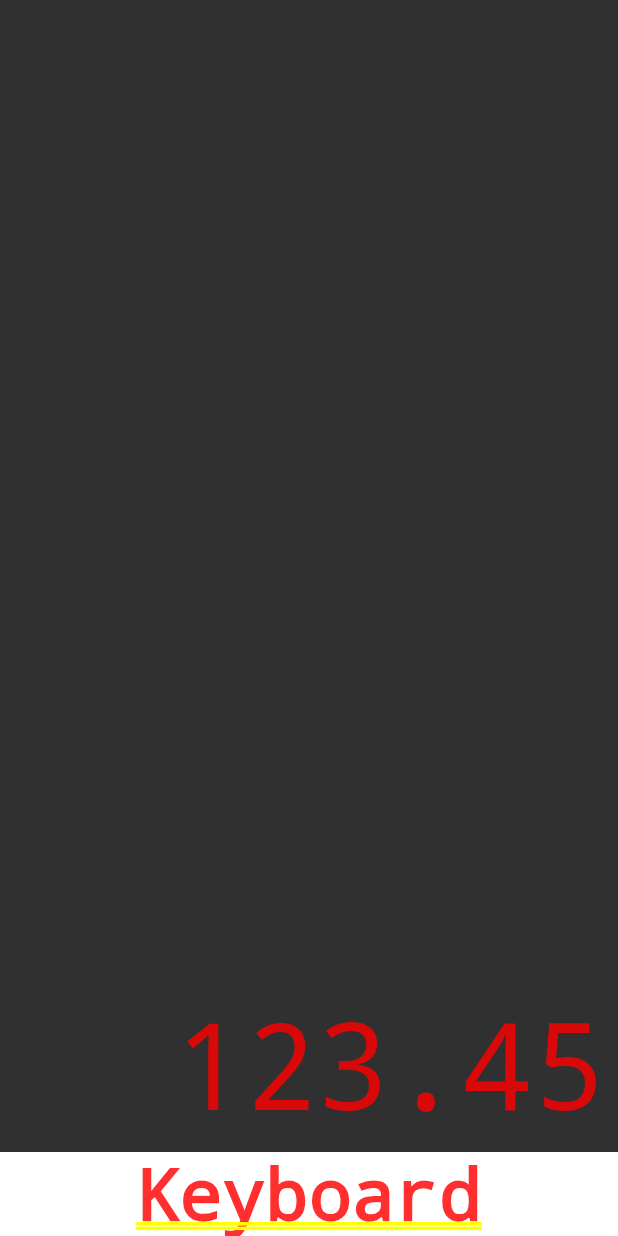
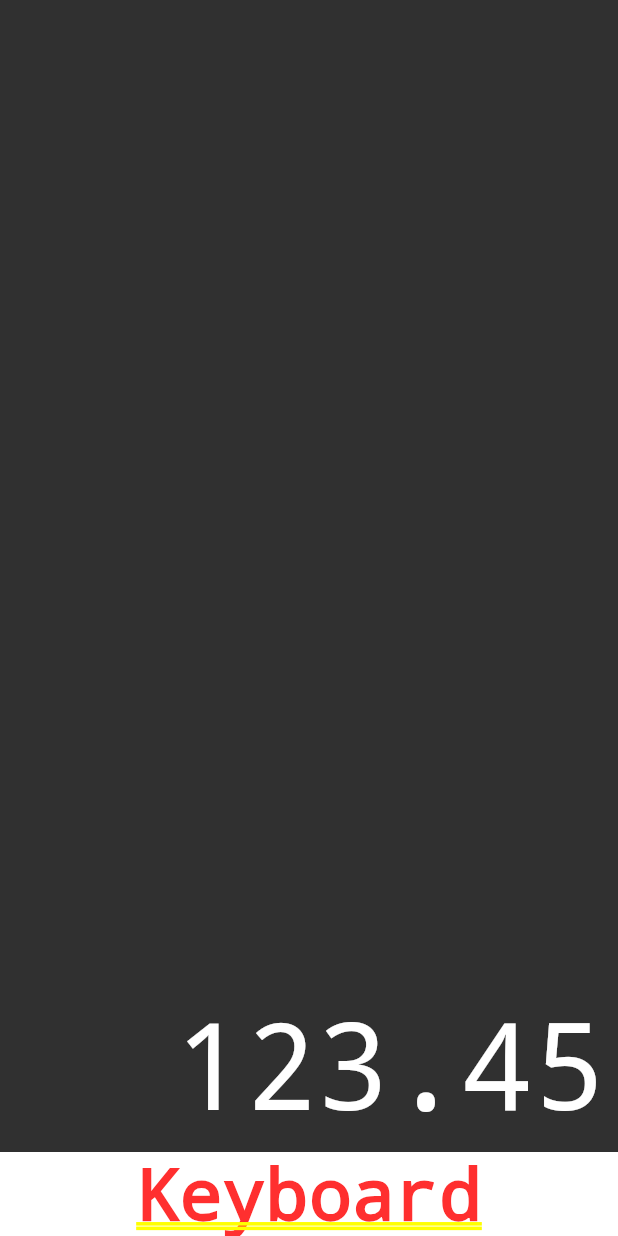
Before and after one commit to absjuniordev/Calculadora, a Flutter app: the screen it shows after launch, on a phone screen of 412 x 824 dp. Run offline on Flutter 3.47's test engine with Material 3 defaults, Android fonts, the phone set to English and light mode, and no system bars; drawn by our look-alikes of auto_size_text.

Commit message:
Criação do display

```diff
--- a/lib/components/display.dart
+++ b/lib/components/display.dart
@@ -22,11 +22,11 @@ class Display extends StatelessWidget {
                 maxLines: 1,
                 text,
                 textAlign: TextAlign.end,
-                style: TextStyle(
-                  fontWeight: FontWeight.w100,
-                  decoration: TextDecoration.none,
-                  fontSize: 80,
-                ),
+                style: const TextStyle(
+                    fontWeight: FontWeight.w100,
+                    decoration: TextDecoration.none,
+                    fontSize: 80,
+                    color: Colors.white),
               ),
             ),
           ],
```
